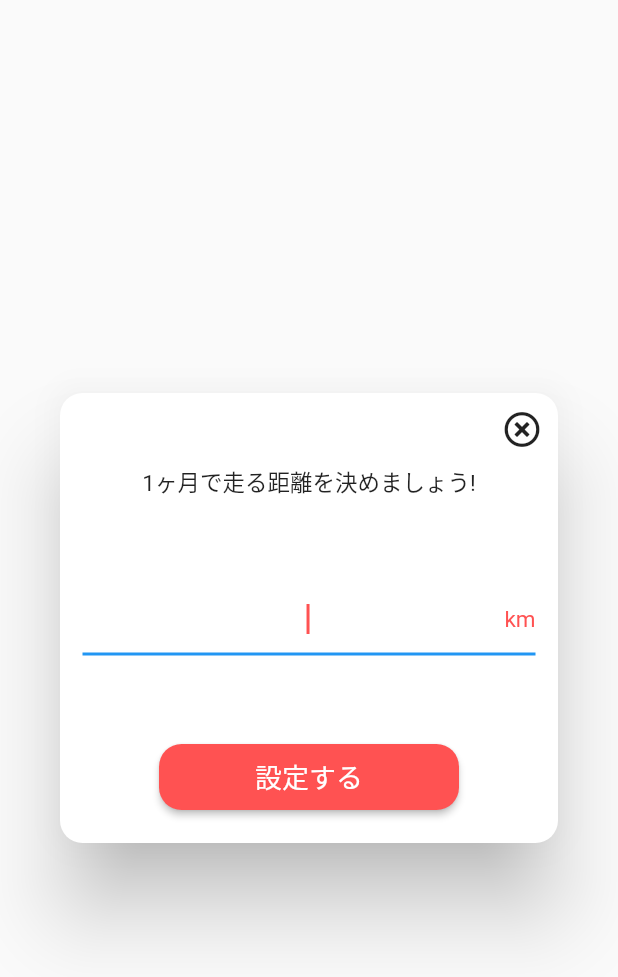
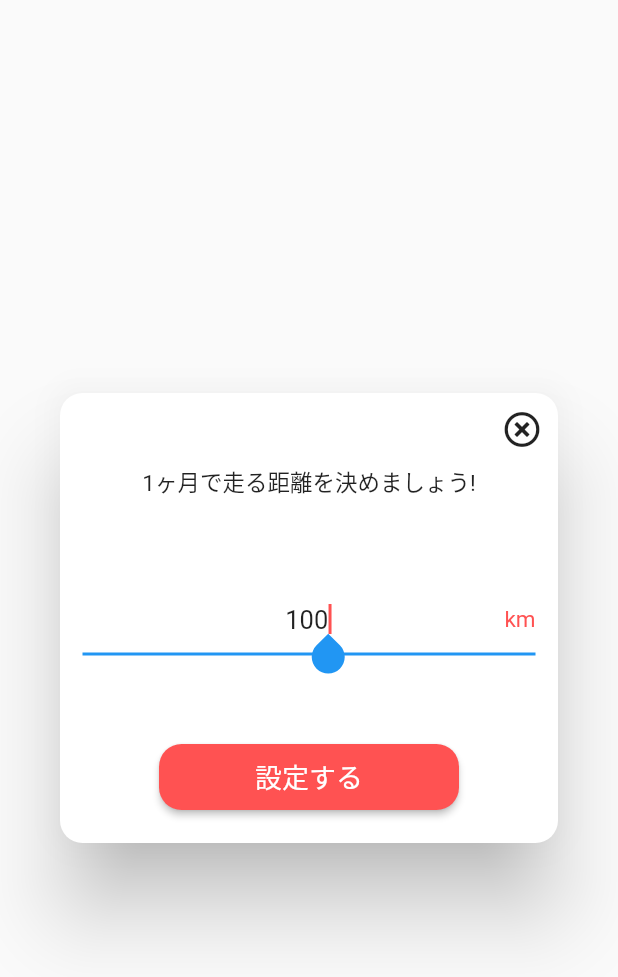
Before and after one commit to shuuun/hashiru, a Flutter app: the _GoalSettingDialog widget shown alone on an empty page, opened directly, on a phone screen of 412 x 824 dp. Shown: the top 977 px of the screen. Run offline on Flutter 3.47's test engine with Material 2 defaults, Android fonts, the phone set to English and light mode, and no system bars; our stand-ins replace font_awesome_flutter, shared_preferences; missing offline and left inert: flutter_circular_chart; accounts and stored records are empty.

Commit message:
UI調整

```diff
--- a/lib/widgets/components/goalSettingDialog.dart
+++ b/lib/widgets/components/goalSettingDialog.dart
@@ -18,11 +18,10 @@ class GoalSettingDialog {
 
 class _GoalSettingDialog extends StatelessWidget {
 
-  final _controller = TextEditingController();
-
   @override
   Widget build(BuildContext context) {
     final runBloc = Provider.of<RunBloc>(context, listen: false);
+    final _controller = TextEditingController(text: runBloc.goal.toStringAsFixed(0));
     return Dialog(
       shape: RoundedRectangleBorder(borderRadius: BorderRadius.circular(15)),
       child: Container(
--- a/lib/widgets/screens/mainPage.dart
+++ b/lib/widgets/screens/mainPage.dart
@@ -4,6 +4,7 @@ import 'package:flutter/material.dart';
 
 import 'package:provider/provider.dart';
 import 'package:flutter_circular_chart/flutter_circular_chart.dart';
+import 'package:font_awesome_flutter/font_awesome_flutter.dart';
 
 import 'package:hashiru/blocs/runBloc.dart';
 
@@ -49,7 +50,7 @@ class _MainPageState extends State<MainPage> {
       appBar: AppBar(
         title: Text('HASHIRU'),
         actions: [
-          IconButton(icon: Icon(Icons.settings), onPressed: () async {
+          IconButton(icon: FaIcon(FontAwesomeIcons.running), onPressed: () async {
             await GoalSettingDialog().showGoalSettingDialog(context);
             await runBloc.getRunDistance(workoutMonth: workedoutMonth.value);
             setState(() {
```
